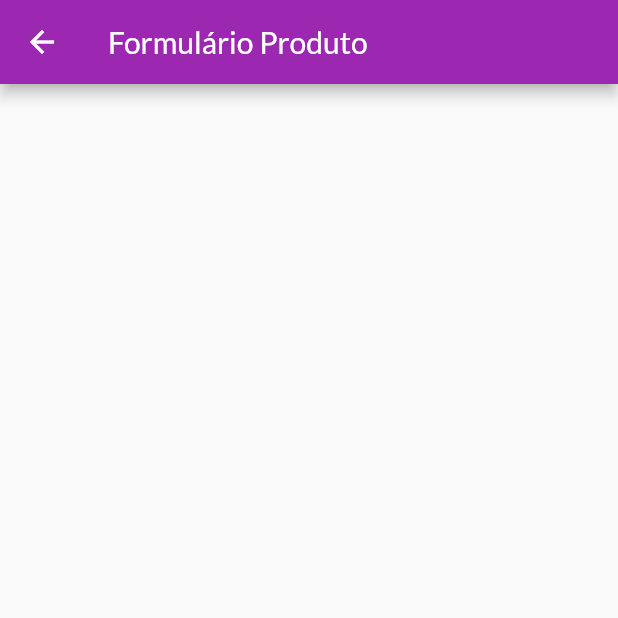
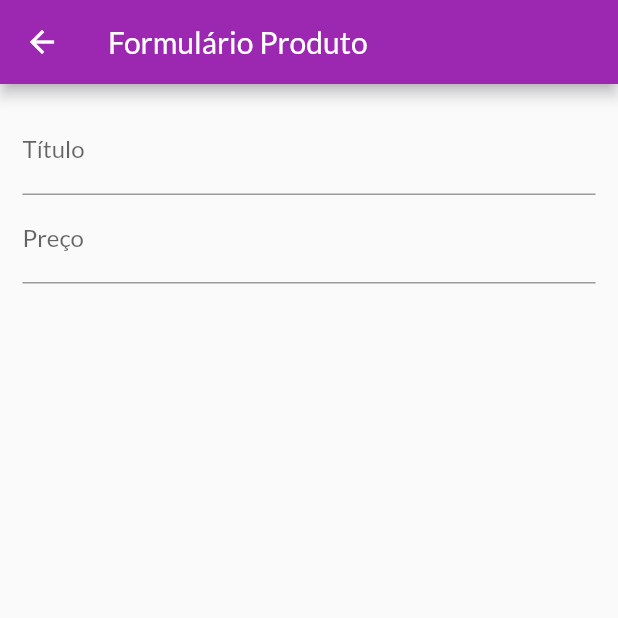
Before and after one commit to ranielison/Cod3r-Shop, a Flutter app: the ProductFormScreen screen opened by its route, on a phone screen of 412 x 824 dp, the top half of it. Run offline on Flutter 3.47's test engine with Material 2 defaults, Android fonts, the phone set to English and light mode, and no system bars; network calls fail.

Commit message:
feat: controlando o foco

```diff
--- a/lib/views/product_form_screen.dart
+++ b/lib/views/product_form_screen.dart
@@ -6,12 +6,42 @@ class ProductFormScreen extends StatefulWidget {
 }
 
 class _ProductFormScreenState extends State<ProductFormScreen> {
+  final _focusPreco = FocusNode();
+
   @override
   Widget build(BuildContext context) {
     return Scaffold(
       appBar: AppBar(
         title: Text('Formulário Produto'),
       ),
+      body: Padding(
+        padding: const EdgeInsets.all(15),
+        child: Form(
+          child: ListView(
+            children: [
+              TextFormField(
+                decoration: InputDecoration(
+                  labelText: 'Título',
+                ),
+                textInputAction: TextInputAction.next,
+                onFieldSubmitted: (_) {
+                  FocusScope.of(context).requestFocus(_focusPreco);
+                },
+              ),
+              TextFormField(
+                focusNode: _focusPreco,
+                decoration: InputDecoration(
+                  labelText: 'Preço',
+                ),
+                keyboardType: TextInputType.numberWithOptions(
+                  decimal: true,
+                ),
+                textInputAction: TextInputAction.next,
+              )
+            ],
+          ),
+        ),
+      ),
     );
   }
 }
```
